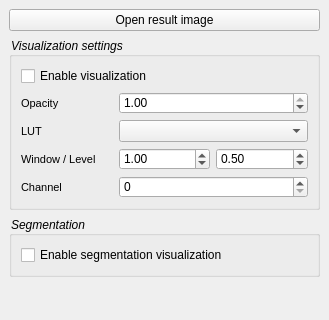
Old version of the form ASAP/visualization/resources/VisualizationWorkstationExtensionPlugin.ui in the repository computationalpathologygroup/ASAP; both pictures show x 0 to 329 and y 0 to 320 of the 329 by 797 pixel window.
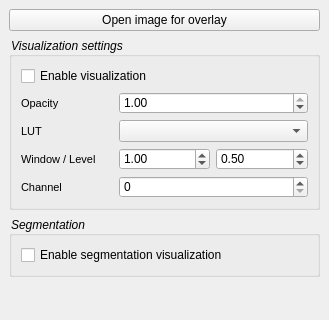
New version of the form.

Diff of the .ui file:
```diff
--- a/ASAP/visualization/resources/VisualizationWorkstationExtensionPlugin.ui
+++ b/ASAP/visualization/resources/VisualizationWorkstationExtensionPlugin.ui
@@ -71,7 +71,7 @@
     <item>
      <widget class="QPushButton" name="OpenResultPushButton">
       <property name="text">
-       <string>Open result image</string>
+       <string>Open image for overlay</string>
       </property>
      </widget>
     </item>
```
